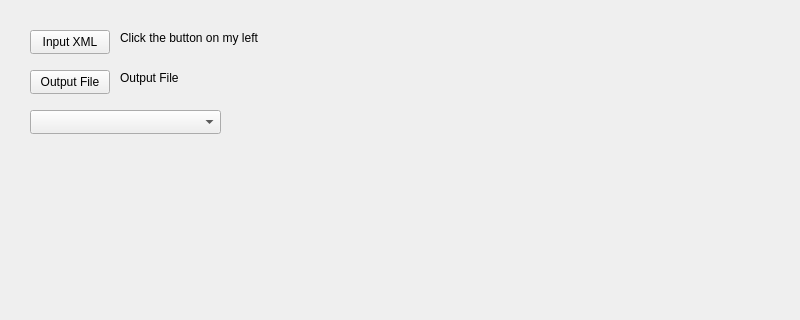
KhalidAlansary/ugly-duckling, file src/gui/mainwindow.ui: the form before one commit; both pictures show x 0 to 800 and y 0 to 320 of the 800 by 600 pixel window.
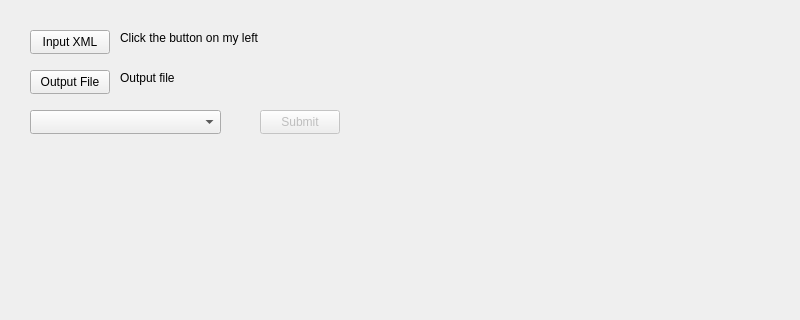
The form after the commit.

Commit message: feat: add input and output to the gui

The edit to the form file:
```diff
--- a/src/gui/mainwindow.ui
+++ b/src/gui/mainwindow.ui
@@ -76,7 +76,23 @@
      </rect>
     </property>
     <property name="text">
-     <string>Output File</string>
+     <string>Output file</string>
+    </property>
+   </widget>
+   <widget class="QPushButton" name="submit">
+    <property name="enabled">
+     <bool>false</bool>
+    </property>
+    <property name="geometry">
+     <rect>
+      <x>260</x>
+      <y>110</y>
+      <width>80</width>
+      <height>24</height>
+     </rect>
+    </property>
+    <property name="text">
+     <string>Submit</string>
     </property>
    </widget>
   </widget>
```
The commit also changes 2 other files.
